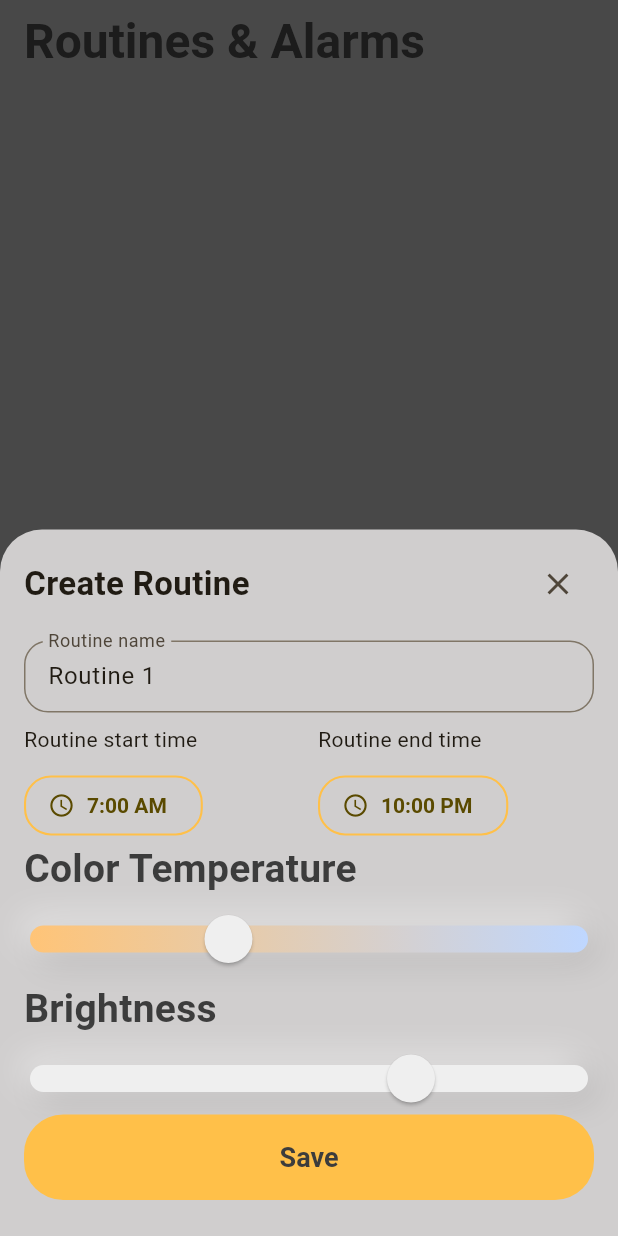
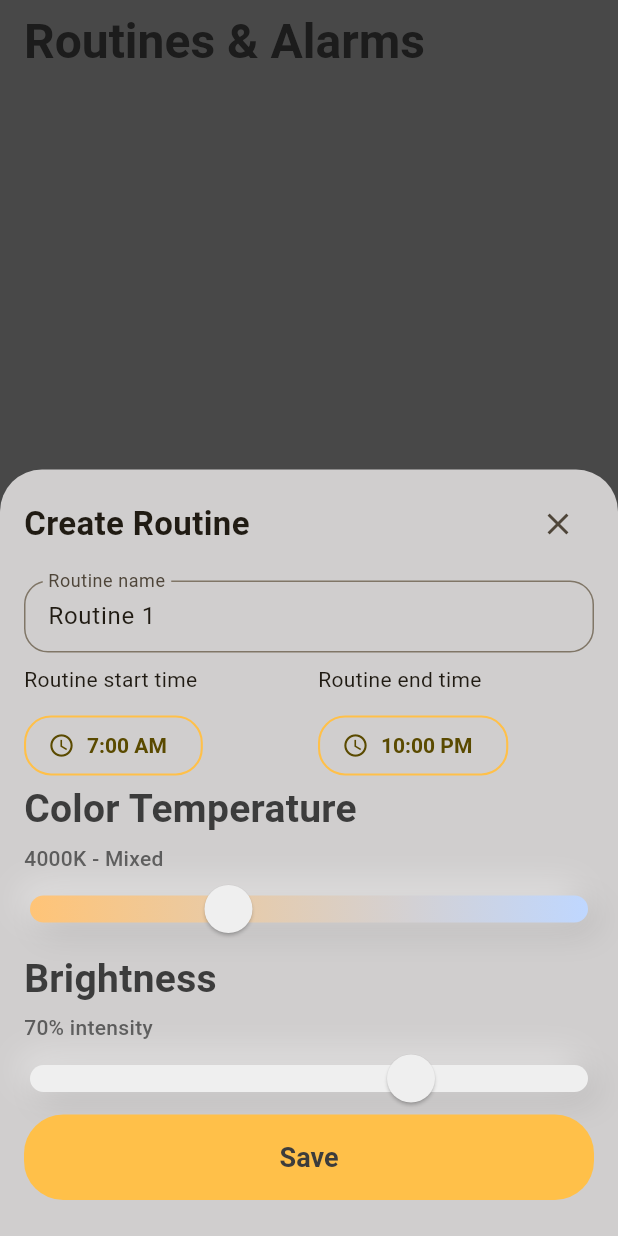
Before and after one commit to SamarthChadha/APP-3---Flutter, a Flutter app: the screen it shows after launch, item 2 of the bottom bar chosen, after a tap on "Add Routine", on a phone screen of 412 x 824 dp. Run offline on Flutter 3.47's test engine with Material 3 defaults, Android fonts, the phone set to English and light mode, and no system bars; our stand-ins replace device_info_plus, multicast_dns, shared_preferences, sqflite; missing offline and left inert: esp_smartconfig, flutter_3d_controller; accounts and stored records are empty.

Commit message:
addded temp and brightness value indicators

```diff
--- a/circadian_light/lib/screens/routines.dart
+++ b/circadian_light/lib/screens/routines.dart
@@ -558,7 +558,17 @@ class _RoutinesScreenState extends State<RoutinesScreen> {
                       letterSpacing: 0.2,
                     ),
                   ),
-                  const SizedBox(height: 12),
+                  const SizedBox(height: 4),
+                  Text(
+                    '${temperature.round()}K - ${temperature <= 3000 ? 'Warm' : temperature >= 5000 ? 'Cool' : 'Mixed'}',
+                    style: const TextStyle(
+                      fontSize: 14,
+                      fontWeight: FontWeight.w500,
+                      letterSpacing: 0.2,
+                      color: Color(0xFF5A5A5A),
+                    ),
+                  ),
+                  const SizedBox(height: 8),
                   _NeumorphicSlider(
                     gradient: const LinearGradient(
                       begin: Alignment.centerLeft,
@@ -586,7 +596,17 @@ class _RoutinesScreenState extends State<RoutinesScreen> {
                       letterSpacing: 0.2,
                     ),
                   ),
-                  const SizedBox(height: 12),
+                  const SizedBox(height: 4),
+                  Text(
+                    '${brightness.round()}% intensity',
+                    style: const TextStyle(
+                      fontSize: 14,
+                      fontWeight: FontWeight.w500,
+                      letterSpacing: 0.2,
+                      color: Color(0xFF5A5A5A),
+                    ),
+                  ),
+                  const SizedBox(height: 8),
                   _NeumorphicSlider(
                     solidColor: base,
                     value: brightness,
@@ -728,7 +748,17 @@ class _RoutinesScreenState extends State<RoutinesScreen> {
                     ),
                     const SizedBox(height: 16),
                     const Text('Color Temperature', style: TextStyle(fontSize: 20, fontWeight: FontWeight.w600)),
-                    const SizedBox(height: 10),
+                    const SizedBox(height: 4),
+                    Text(
+                      '${temperature.round()}K - ${temperature <= 3000 ? 'Warm' : temperature >= 5000 ? 'Cool' : 'Mixed'}',
+                      style: const TextStyle(
+                        fontSize: 14,
+                        fontWeight: FontWeight.w500,
+                        letterSpacing: 0.2,
+                        color: Color(0xFF5A5A5A),
+                      ),
+                    ),
+                    const SizedBox(height: 6),
                     _NeumorphicSlider(
                       gradient: const LinearGradient(colors: [Color(0xFFFFC477), Color(0xFFBFD7FF)]),
                       value: temperature,
@@ -738,7 +768,17 @@ class _RoutinesScreenState extends State<RoutinesScreen> {
                     ),
                     const SizedBox(height: 16),
                     const Text('Brightness', style: TextStyle(fontSize: 20, fontWeight: FontWeight.w600)),
-                    const SizedBox(height: 10),
+                    const SizedBox(height: 4),
+                    Text(
+                      '${brightness.round()}% intensity',
+                      style: const TextStyle(
+                        fontSize: 14,
+                        fontWeight: FontWeight.w500,
+                        letterSpacing: 0.2,
+                        color: Color(0xFF5A5A5A),
+                      ),
+                    ),
+                    const SizedBox(height: 6),
                     _NeumorphicSlider(
                       solidColor: base,
                       value: brightness,
```
